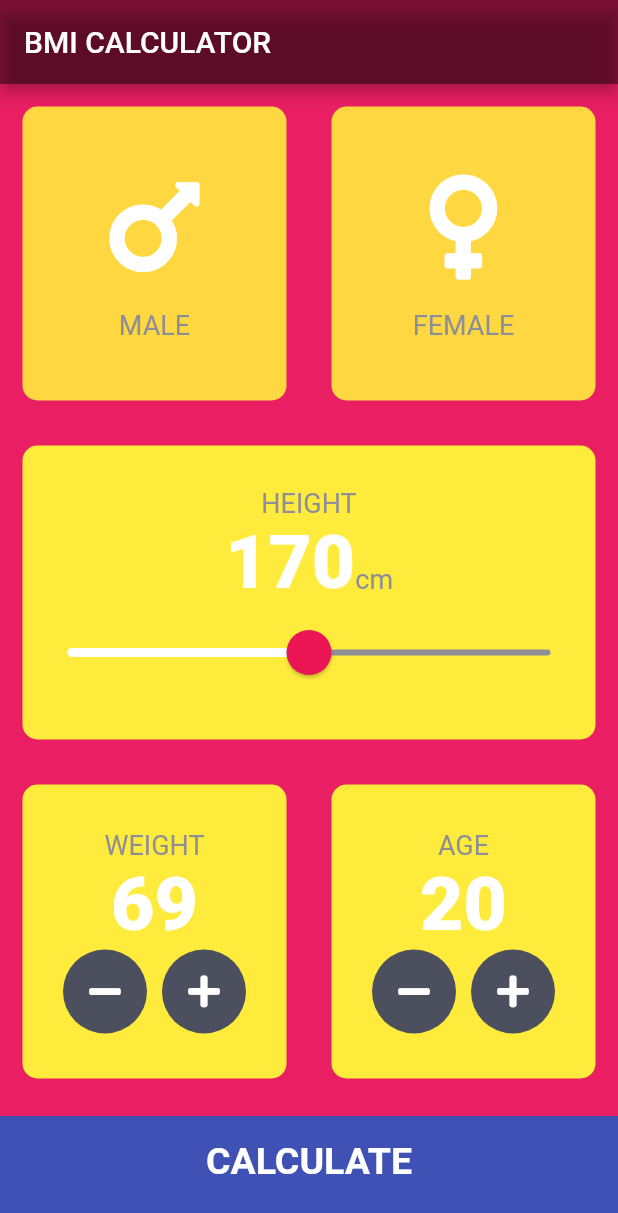
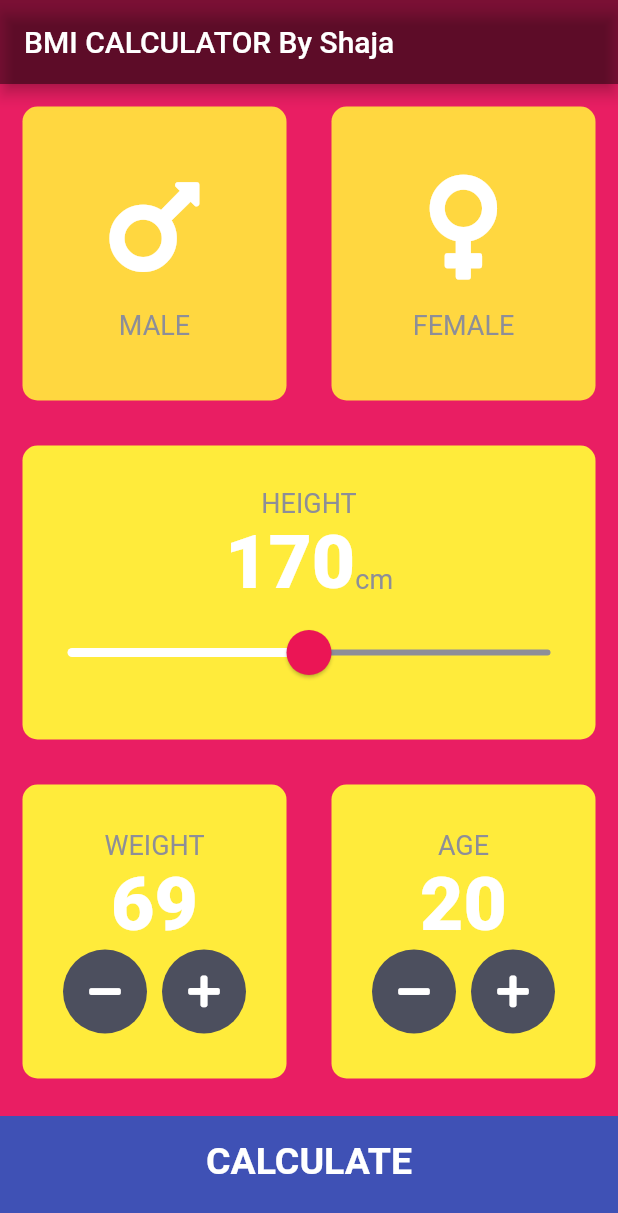
Before and after one commit to ShajaGraphics/BMI-Modified-Calculator-051, a Flutter app: the screen it shows after launch, after a tap on an icon or button, on a phone screen of 412 x 824 dp. Shown: the top 1213 px of the screen. Run offline on Flutter 3.47's test engine with Material 2 defaults, Android fonts, the phone set to English and light mode, and no system bars; our stand-ins replace font_awesome_flutter.

Commit message:
Application Title changed

```diff
--- a/lib/screens/input_page.dart
+++ b/lib/screens/input_page.dart
@@ -28,7 +28,7 @@ class _InputPageState extends State<InputPage> {
   Widget build(BuildContext context) {
     return Scaffold(
       appBar: AppBar(
-        title: Text('BMI CALCULATOR'),
+        title: Text('BMI CALCULATOR By Shaja'),
       ),
       body: Column(
         crossAxisAlignment: CrossAxisAlignment.stretch,
```
